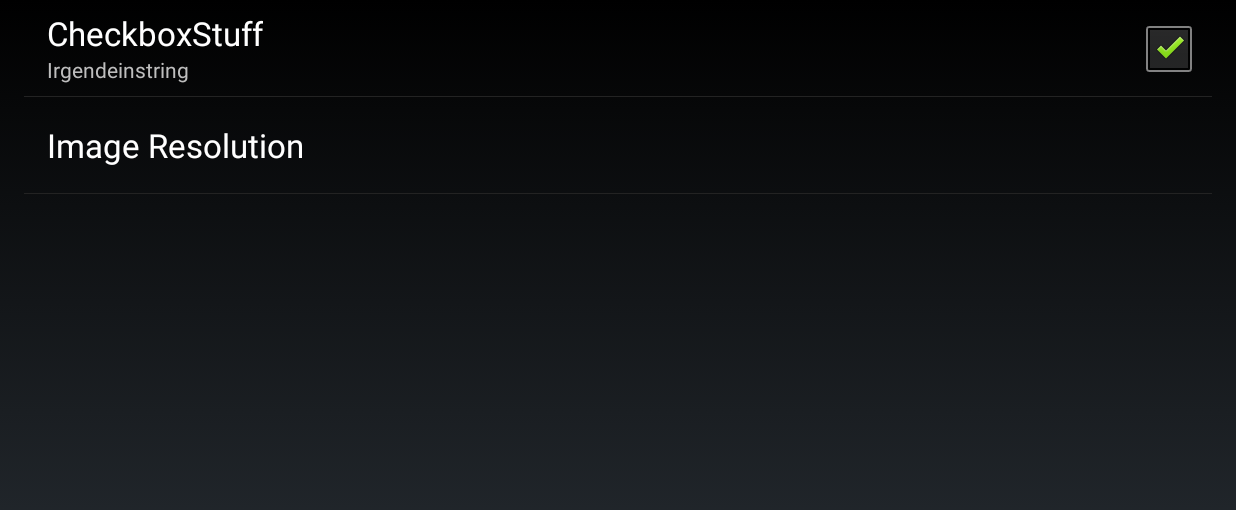
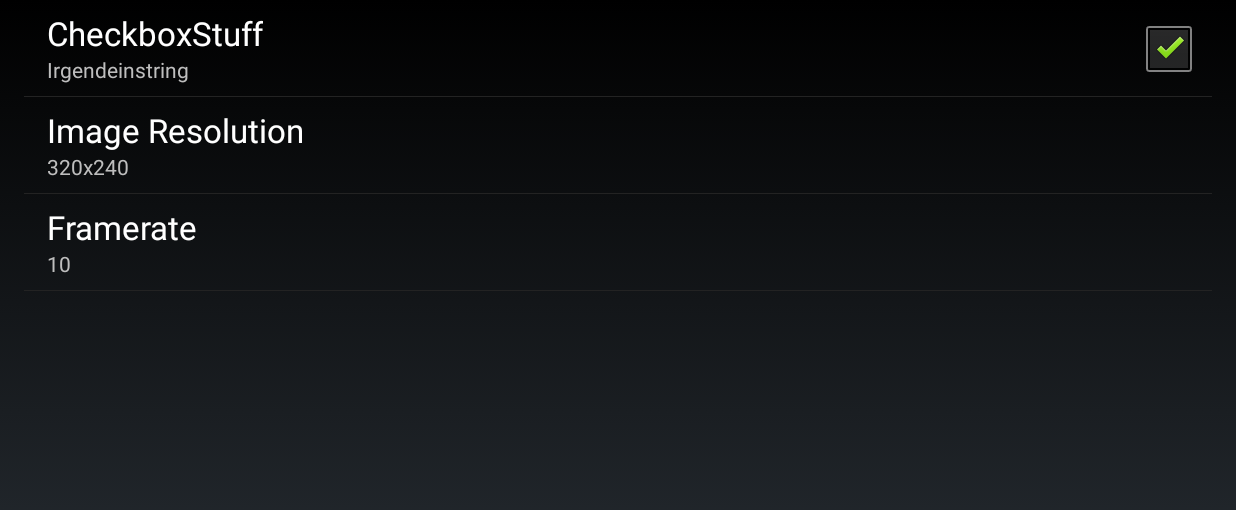
Before and after one commit to TobiasWeis/multisensorgrabber, an Android app: the screen it shows after launch (SettingsActivity), after a tap on "Settings", on a phone screen of 824 x 412 dp (held sideways). Shown: the top 510 px of the screen. Run offline under Robolectric (Android 15) with nearby library versions, the light colour scheme and no system bars.

Commit message:
framerate setting implemented and linked to preferences, GPS implemented (untested)

```diff
--- a/app/src/main/java/com/example/weis/cv_grabber/CameraPreview.java
+++ b/app/src/main/java/com/example/weis/cv_grabber/CameraPreview.java
@@ -39,6 +39,8 @@ public class CameraPreview extends SurfaceView implements SurfaceHolder.Callback
             mCamera.startPreview();
         } catch (IOException e) {
             Log.d(TAG, "Error setting camera preview: " + e.getMessage());
+        } catch(Exception e){
+            Log.e(TAG, "Exception: " + e);
         }
     }
 
--- a/app/src/main/java/com/example/weis/cv_grabber/MainActivity.java
+++ b/app/src/main/java/com/example/weis/cv_grabber/MainActivity.java
@@ -8,6 +8,10 @@ import android.content.SharedPreferences;
 import android.content.pm.PackageManager;
 import android.graphics.Color;
 import android.hardware.Camera;
+import android.location.Criteria;
+import android.location.Location;
+import android.location.LocationListener;
+import android.location.LocationManager;
 import android.net.Uri;
 import android.os.Environment;
 import android.os.Handler;
@@ -19,6 +23,7 @@ import android.util.Log;
 import android.view.View;
 import android.widget.Button;
 import android.widget.RelativeLayout;
+import android.widget.TextView;
 import android.widget.Toast;
 
 import java.io.File;
@@ -36,23 +41,63 @@ public class MainActivity extends Activity {
     /* stupid android 6.0 permission management sucks */
     int MY_PERMISSION_REQUEST = 1;
 
+    int _framerate = 10;
+    long _ts_lastframe = 0;
+
     boolean recording = false;
     private Handler handler = new Handler();
 
     android.hardware.Camera.Size p_picture_size;
     Camera.Parameters parameters;
 
+    TextView textview_coords;
+    LocationManager mLocationManager;
+    Criteria criteria = new Criteria();
+    String bestProvider;
+    android.location.Location _loc;
+    boolean _pic_returned = true;
+
     private Runnable runnable = new Runnable() {
         @Override
         public void run() {
-            mCamera.takePicture(null, null, mPicture);
+            if (_pic_returned == true) { // check if picture-take-callback has returned already
+                if (System.currentTimeMillis() - _ts_lastframe >= (1. / _framerate) * 1000.) {
+                    Log.d("Timecalc", "Diff: " + (System.currentTimeMillis() - _ts_lastframe));
+                    _pic_returned = false;
+                    try {
+                        mCamera.takePicture(null, null, mPicture);
+                    }catch(Exception e){
+                        Log.e("TakePicture", "Exception: ", e);
+                    }
+                    bestProvider = mLocationManager.getBestProvider(criteria, false);
+                    _loc = mLocationManager.getLastKnownLocation(bestProvider);
+                    try {
+                        textview_coords.setText("Coordinates: " + _loc.getLatitude() + ", " + _loc.getLongitude());
+                    } catch (Exception e) {
+                        Log.e("Textview", "Exception: " + e);
+                    }
+                    _ts_lastframe = System.currentTimeMillis();
+                }
+            }
+            handler.postDelayed(runnable, 1);
         }
     };
 
     @Override
     protected void onResume() {
         super.onResume();
+        Log.d("onResume", "---------------------------- startMain");
         startMain();
+    }
+
+    @Override
+    protected void onPause() {
+        super.onPause();
+        if (mCamera != null) {
+            mCamera.stopPreview();
+            mCamera.release();
+            mCamera = null;
+        }
     }
 
     @Override
@@ -61,8 +106,16 @@ public class MainActivity extends Activity {
         if (ContextCompat.checkSelfPermission(MainActivity.this, Manifest.permission.CAMERA) == PackageManager.PERMISSION_GRANTED &&
                 ContextCompat.checkSelfPermission(MainActivity.this, Manifest.permission.ACCESS_FINE_LOCATION) == PackageManager.PERMISSION_GRANTED &&
                 ContextCompat.checkSelfPermission(MainActivity.this, Manifest.permission.WRITE_EXTERNAL_STORAGE) == PackageManager.PERMISSION_GRANTED) {
+            Log.d("onRequestPermisstion", "---------------------------- startMain");
             startMain();
         }
+    };
+
+    final LocationListener locationListener = new LocationListener() {
+        public void onLocationChanged(Location location) {}
+        public void onProviderDisabled(String provider){}
+        public void onProviderEnabled(String provider){ }
+        public void onStatusChanged(String provider, int status, Bundle extras){ }
     };
 
     @Override
@@ -83,6 +136,13 @@ public class MainActivity extends Activity {
 
         final Button captureButton = (Button) findViewById(R.id.button_capture);
         captureButton.setBackgroundColor(Color.GREEN);
+
+        textview_coords = (TextView) findViewById(R.id.textview_coords);
+
+        mLocationManager = (LocationManager) getSystemService(Context.LOCATION_SERVICE);
+        bestProvider = mLocationManager.getBestProvider(criteria, false);
+        mLocationManager.requestLocationUpdates(bestProvider, 10,10, locationListener);
+
 
         captureButton.setOnClickListener(
                 new android.view.View.OnClickListener() {
@@ -114,6 +174,7 @@ public class MainActivity extends Activity {
                     Manifest.permission.WRITE_EXTERNAL_STORAGE }, MY_PERMISSION_REQUEST);
         }else {
             Log.d("main", "Already have permission, not asking");
+            Log.d("gotPermissions", "---------------------------- startMain");
             startMain();
         }
     }
@@ -124,15 +185,22 @@ public class MainActivity extends Activity {
 
         parameters = mCamera.getParameters();
         SharedPreferences prefs = PreferenceManager.getDefaultSharedPreferences(this);
-        String selected = prefs.getString("pref_resolutions", ""); // this gives the value
-        Log.d("---", "Selected resolution index was: |" + selected + "|" );
-        if (selected != "") {
+
+        String selected_res = prefs.getString("pref_resolutions", ""); // this gives the value
+        Log.d("---", "Selected resolution index was: |" + selected_res + "|" );
+        if (selected_res != "") {
             final List<android.hardware.Camera.Size> sizes = parameters.getSupportedPictureSizes();
-            Integer width = sizes.get(Integer.parseInt(selected)).width;
-            Integer height = sizes.get(Integer.parseInt(selected)).height;
+            Integer width = sizes.get(Integer.parseInt(selected_res)).width;
+            Integer height = sizes.get(Integer.parseInt(selected_res)).height;
             parameters.setPictureSize(width, height);
             mCamera.setParameters(parameters);
-            Toast.makeText(this, "Set image resolution to " + width + "x" + height, Toast.LENGTH_LONG);
+            Log.d("Settings", "Set image resolution to " + width + "x" + height);
+        }
+
+        String selected_fr = prefs.getString("pref_framerates", "");
+        if (selected_fr != ""){
+            _framerate = Integer.parseInt(selected_fr);
+            Log.d("Settings", "Set framerate to " + _framerate);
         }
 
         // Create Preview view and set it as the content of our activity.
@@ -140,6 +208,10 @@ public class MainActivity extends Activity {
         mPreview = new CameraPreview(this, mCamera);
         RelativeLayout preview = (RelativeLayout) findViewById(R.id.camera_preview);
         preview.addView(mPreview);
+
+        /*********************************** GPS ************************/
+        mLocationManager = (LocationManager) getSystemService(LOCATION_SERVICE);
+        //mLocationManager.requestLocationUpdates(LocationManager.GPS_PROVIDER, 10, 10, mLocationListener);
 
     }
 
@@ -159,6 +231,7 @@ public class MainActivity extends Activity {
                 FileOutputStream fos = new FileOutputStream(pictureFile);
                 fos.write(data);
                 fos.close();
+                _pic_returned = true;
             } catch (FileNotFoundException e) {
                 Log.d(TAG, "File not found: " + e.getMessage());
             } catch (IOException e) {
@@ -167,7 +240,6 @@ public class MainActivity extends Activity {
             /* restart the picture-taking from here,
              * b/c we have to wait for the callback to finish
              */
-            handler.postDelayed(runnable, 1);
         }
     };
 
--- a/app/src/main/res/layout-land/activity_main.xml
+++ b/app/src/main/res/layout-land/activity_main.xml
@@ -34,4 +34,10 @@
         android:layout_alignParentEnd="true"
         android:layout_marginBottom="28dp" />
 
+    <TextView
+        android:id="@+id/textview_coords"
+        android:layout_width="match_parent"
+        android:layout_height="wrap_content"
+        android:text="Coordinates:  "/>
+
 </RelativeLayout>
--- a/app/src/main/res/values/strings.xml
+++ b/app/src/main/res/values/strings.xml
@@ -14,4 +14,22 @@
 
     <string name="settings_res_default_value">0</string>
 
+    <string name="settings_fr_title">Framerate</string>
+    <string-array name="settings_fr_entries">
+        <item>10</item>
+        <item>15</item>
+        <item>20</item>
+        <item>25</item>
+        <item>30</item>
+    </string-array>
+    <string-array name="settings_fr_values">
+        <item>10</item>
+        <item>15</item>
+        <item>20</item>
+        <item>25</item>
+        <item>30</item>
+    </string-array>
+    <string name="settings_fr_default_value">10</string>
+
+
 </resources>
--- a/app/src/main/res/xml/preferences.xml
+++ b/app/src/main/res/xml/preferences.xml
@@ -7,11 +7,21 @@
     android:defaultValue="true" />
 
     <ListPreference
-        android:dependency="pref_sync"
         android:key="pref_resolutions"
         android:title="@string/settings_res_title"
         android:dialogTitle="@string/settings_res_title"
         android:entries="@array/settings_res_entries"
         android:entryValues="@array/settings_res_values"
-        android:defaultValue="@string/settings_res_default_value" />
+        android:defaultValue="@string/settings_res_default_value"
+        android:summary="%s"/>
+
+    <ListPreference
+        android:key="pref_framerates"
+        android:summary="%s"
+        android:title="@string/settings_fr_title"
+        android:dialogTitle="@string/settings_fr_title"
+        android:entries="@array/settings_fr_entries"
+        android:entryValues="@array/settings_fr_values"
+        android:defaultValue="@string/settings_fr_default_value" />
+
 </PreferenceScreen>
```
Also changed, not shown: 1 other file.
